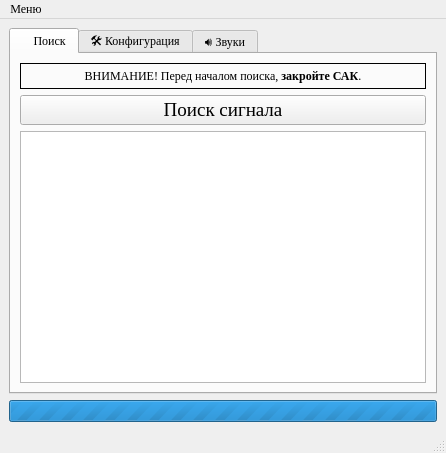
The window that interface.ui (TeoDar/stalcraft_signals) describes before a commit, drawn with Qt 5.
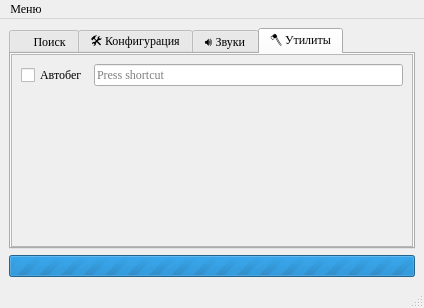
The same window after the commit. Icons and pictures are not drawn.

The edit to the form file:
```diff
--- a/interface.ui
+++ b/interface.ui
@@ -2,9 +2,17 @@
 <ui version="4.0">
  <class>main_window</class>
  <widget class="QMainWindow" name="main_window">
+  <property name="geometry">
+   <rect>
+    <x>0</x>
+    <y>0</y>
+    <width>424</width>
+    <height>308</height>
+   </rect>
+  </property>
   <property name="minimumSize">
    <size>
-    <width>400</width>
+    <width>424</width>
     <height>0</height>
    </size>
   </property>
@@ -65,7 +73,7 @@
        <enum>QTabWidget::Rounded</enum>
       </property>
       <property name="currentIndex">
-       <number>0</number>
+       <number>3</number>
       </property>
       <property name="usesScrollButtons">
        <bool>true</bool>
@@ -1176,6 +1184,67 @@
         </item>
        </layout>
       </widget>
+      <widget class="QWidget" name="tools_tab">
+       <attribute name="title">
+        <string>🪓 Утилиты</string>
+       </attribute>
+       <layout class="QGridLayout" name="gridLayout_4">
+        <property name="leftMargin">
+         <number>0</number>
+        </property>
+        <property name="topMargin">
+         <number>0</number>
+        </property>
+        <property name="rightMargin">
+         <number>0</number>
+        </property>
+        <property name="bottomMargin">
+         <number>0</number>
+        </property>
+        <item row="0" column="0">
+         <widget class="QScrollArea" name="tools_scroll">
+          <property name="widgetResizable">
+           <bool>true</bool>
+          </property>
+          <widget class="QWidget" name="tools_scroll_grid">
+           <property name="geometry">
+            <rect>
+             <x>0</x>
+             <y>0</y>
+             <width>394</width>
+             <height>175</height>
+            </rect>
+           </property>
+           <layout class="QGridLayout" name="gridLayout_7">
+            <item row="1" column="1">
+             <spacer name="verticalSpacer_3">
+              <property name="orientation">
+               <enum>Qt::Vertical</enum>
+              </property>
+              <property name="sizeHint" stdset="0">
+               <size>
+                <width>20</width>
+                <height>40</height>
+               </size>
+              </property>
+             </spacer>
+            </item>
+            <item row="0" column="0">
+             <widget class="QCheckBox" name="autorun_enabled">
+              <property name="text">
+               <string>Автобег</string>
+              </property>
+             </widget>
+            </item>
+            <item row="0" column="1">
+             <widget class="QKeySequenceEdit" name="autorun_key"/>
+            </item>
+           </layout>
+          </widget>
+         </widget>
+        </item>
+       </layout>
+      </widget>
      </widget>
     </item>
    </layout>
@@ -1185,7 +1254,7 @@
     <rect>
      <x>0</x>
      <y>0</y>
-     <width>467</width>
+     <width>424</width>
      <height>26</height>
     </rect>
    </property>
```
Left out of the diff: 8 changed lines with no effect on the pictures.
